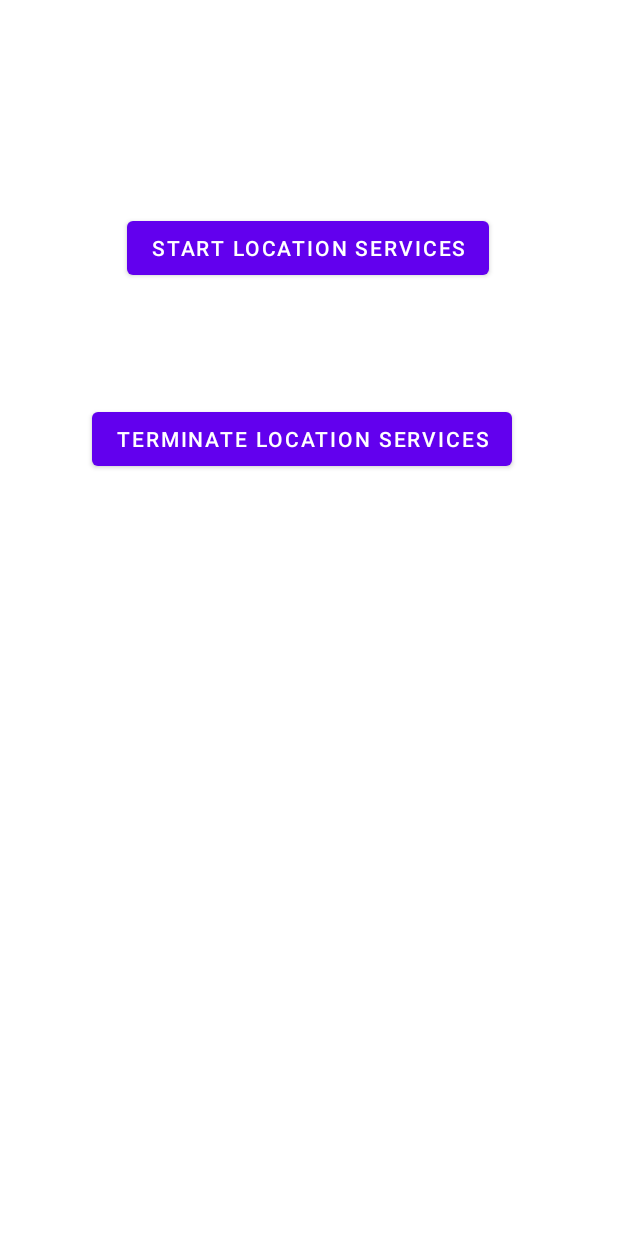
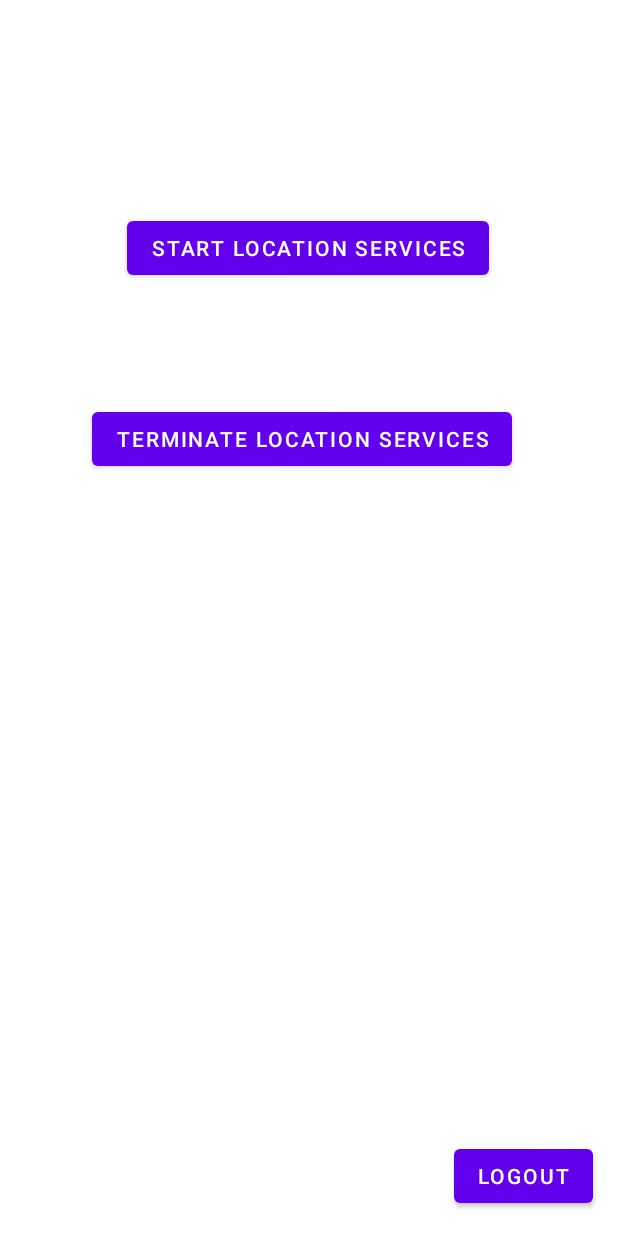
Before and after one commit to FuZaHGB/LocationBasedDiary, an Android app: the screen it shows after launch once a user with an empty profile is signed in (MainActivity), on a phone screen of 412 x 824 dp. Run offline under Robolectric (Android 15) with nearby library versions, the phone set to English and light mode, and no system bars; our stand-ins replace Firebase (no records; nobody signed in at launch, a user with empty details on screens opened directly).

Commit message:
Finished user login and registration services. Activities now finish once transitioning to new Activity.

```diff
--- a/app/src/main/AndroidManifest.xml
+++ b/app/src/main/AndroidManifest.xml
@@ -15,7 +15,8 @@
         android:roundIcon="@mipmap/ic_launcher_round"
         android:supportsRtl="true"
         android:theme="@style/Theme.LocationBasedDiary">
-        <activity android:name=".RegisterActivity"></activity>
+        <activity android:name=".ForgotPasswordActivity"></activity>
+        <activity android:name=".RegisterActivity" />
         <activity android:name=".LoginActivity">
             <intent-filter>
                 <action android:name="android.intent.action.MAIN" />
--- a/app/src/main/java/com/example/locationbaseddiary/LoginActivity.java
+++ b/app/src/main/java/com/example/locationbaseddiary/LoginActivity.java
@@ -23,7 +23,7 @@ public class LoginActivity extends AppCompatActivity implements View.OnClickList
 
     private static final String TAG = "Register";
 
-    private TextView btn_Register;
+    private TextView btn_Register, btn_ForgotPassword;
     private EditText editTextEmail, editTextPassword;
     private Button btn_Login;
 
@@ -38,6 +38,7 @@ public class LoginActivity extends AppCompatActivity implements View.OnClickList
         if (user != null) {
             // User is signed in
             // DEBUG Toast.makeText(this, "User is already signed in", Toast.LENGTH_SHORT).show();
+            finish();
             startActivity(new Intent(LoginActivity.this, MainActivity.class));
         } else {
             // User is signed out
@@ -52,6 +53,9 @@ public class LoginActivity extends AppCompatActivity implements View.OnClickList
 
         btn_Login = (Button) findViewById(R.id.btn_Login);
         btn_Login.setOnClickListener(this);
+
+        btn_ForgotPassword = (TextView) findViewById(R.id.forgottenPassword_textView);
+        btn_ForgotPassword.setOnClickListener(this);
 
         mAuth = FirebaseAuth.getInstance();
     }
@@ -68,11 +72,15 @@ public class LoginActivity extends AppCompatActivity implements View.OnClickList
                 // User has pressed the 'Login' button
                 loginUser();
                 break;
+
+            case R.id.forgottenPassword_textView:
+                startActivity(new Intent(this, ForgotPasswordActivity.class));
+                break;
         }
     }
 
     private void loginUser() {
-        String email = editTextEmail.getText().toString();
+        String email = editTextEmail.getText().toString().trim();
         String password = editTextPassword.getText().toString();
 
         // Email verification. Making sure field is not null + is correct email address format.
--- a/app/src/main/java/com/example/locationbaseddiary/MainActivity.java
+++ b/app/src/main/java/com/example/locationbaseddiary/MainActivity.java
@@ -23,6 +23,8 @@ import android.os.Bundle;
 import android.os.Looper;
 import android.provider.Settings;
 import android.util.Log;
+import android.view.View;
+import android.widget.Button;
 import android.widget.Toast;
 
 import com.google.android.gms.location.FusedLocationProviderClient;
@@ -36,17 +38,26 @@ import com.google.android.gms.location.SettingsClient;
 import com.google.android.gms.tasks.OnFailureListener;
 import com.google.android.gms.tasks.OnSuccessListener;
 import com.google.android.gms.tasks.Task;
+import com.google.firebase.auth.FirebaseAuth;
 
-public class MainActivity extends AppCompatActivity {
+public class MainActivity extends AppCompatActivity implements View.OnClickListener {
 
     private static final String TAG = "MainActivity";
     static int FINE_LOCATION_REQUEST_CODE = 988;
     static int COARSE_LOCATION_REQUEST_CODE = 989;
 
+    private Button logout;
+    private FirebaseAuth mAuth;
+
     @Override
     protected void onCreate(Bundle savedInstanceState) {
         super.onCreate(savedInstanceState);
         setContentView(R.layout.activity_main);
+
+        logout = (Button) findViewById(R.id.btn_Logout);
+        logout.setOnClickListener(this);
+
+        mAuth = FirebaseAuth.getInstance();
     }
 
     @Override
@@ -182,4 +193,19 @@ public class MainActivity extends AppCompatActivity {
                 })
                 .show();
     }
+
+    @Override
+    public void onClick(View v) {
+        switch (v.getId()) {
+            case R.id.btn_Logout:
+                logoutUser();
+                break;
+        }
+    }
+
+    private void logoutUser() {
+        mAuth.signOut();
+        stopLocationServices();
+        startActivity(new Intent(this, LoginActivity.class));
+    }
 }
--- a/app/src/main/java/com/example/locationbaseddiary/RegisterActivity.java
+++ b/app/src/main/java/com/example/locationbaseddiary/RegisterActivity.java
@@ -3,6 +3,7 @@ package com.example.locationbaseddiary;
 import androidx.annotation.NonNull;
 import androidx.appcompat.app.AppCompatActivity;
 
+import android.content.Intent;
 import android.os.Bundle;
 import android.util.Log;
 import android.util.Patterns;
@@ -53,7 +54,7 @@ public class RegisterActivity extends AppCompatActivity implements View.OnClickL
     }
 
     private void registerUser() {
-        String email = editTextEmail.getText().toString();
+        String email = editTextEmail.getText().toString().trim();
         String password = editTextPassword.getText().toString();
 
         // Email verification. Making sure field is not null + is correct email address format.
@@ -78,6 +79,8 @@ public class RegisterActivity extends AppCompatActivity implements View.OnClickL
                         if(task.isSuccessful()) {
                             //updateFirebaseUser();
                             Toast.makeText(RegisterActivity.this, "Registration Successful!", Toast.LENGTH_SHORT).show();
+                            finish();
+                            startActivity(new Intent(RegisterActivity.this, LoginActivity.class));
                         }
                         else {
                             //Toast.makeText(Register.this, "An error has occurred during registration. Please try again.", Toast.LENGTH_SHORT).show();
--- a/app/src/main/res/layout/activity_main.xml
+++ b/app/src/main/res/layout/activity_main.xml
@@ -38,4 +38,18 @@
         app:layout_constraintStart_toStartOf="parent"
         app:layout_constraintTop_toBottomOf="@+id/location_services_Start" />
 
+    <Button
+        android:id="@+id/btn_Logout"
+        android:layout_width="wrap_content"
+        android:layout_height="wrap_content"
+        android:layout_marginStart="302dp"
+        android:layout_marginLeft="302dp"
+        android:layout_marginEnd="16dp"
+        android:layout_marginRight="16dp"
+        android:layout_marginBottom="16dp"
+        android:text="@string/LoginLabel_logout"
+        app:layout_constraintBottom_toBottomOf="parent"
+        app:layout_constraintEnd_toEndOf="parent"
+        app:layout_constraintStart_toStartOf="parent" />
+
 </androidx.constraintlayout.widget.ConstraintLayout>
--- a/app/src/main/res/values/strings.xml
+++ b/app/src/main/res/values/strings.xml
@@ -6,6 +6,8 @@
     <string name="LoginLabel_password">Password:</string>
     <string name="LoginLabel_forgottenPassword">Forgotten Password?</string>
     <string name="LoginLabel_register">Register</string>
+    <string name="LoginLabel_resetPass">Reset Password</string>
+    <string name="LoginLabel_logout">Logout</string>
     <string name="start_location_services">Start Location Services</string>
     <string name="terminate_location_services">Terminate Location Services</string>
 </resources>
```
Also changed, not shown: app/src/main/java/com/example/locationbaseddiary/ForgotPasswordActivity.java (added, +73 -0 lines), app/src/main/res/layout/activity_forgot_password.xml (added, +67 -0 lines).
